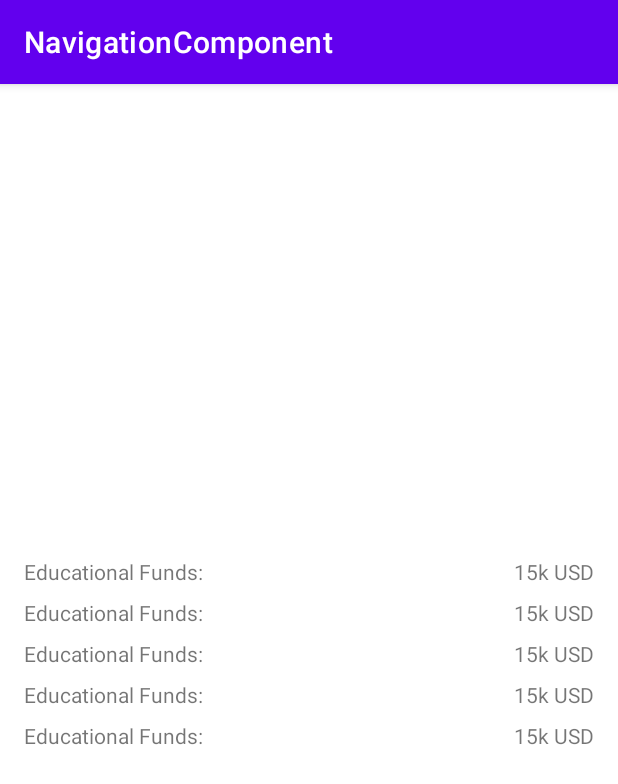
After one commit to rakibhasan1030-android-kotlin/AndroidJetPack_ArchitectureComponent_Navigation, an Android app: the fragment ViewTransactionFragment shown on its own in the app's theme, on a phone screen of 412 x 824 dp. The commit adds this screen. Shown: the top 784 px of the screen. Run offline under Robolectric (Android 15) with nearby library versions, the phone set to English and light mode, and no system bars.

Commit message:
all pages added!

```diff
--- a/app/build.gradle
+++ b/app/build.gradle
@@ -41,6 +41,7 @@ dependencies {
     implementation 'androidx.appcompat:appcompat:1.4.1'
     implementation 'com.google.android.material:material:1.6.0'
     implementation 'androidx.constraintlayout:constraintlayout:2.1.3'
+    implementation 'androidx.legacy:legacy-support-v4:1.0.0'
     testImplementation 'junit:junit:4.13.2'
     androidTestImplementation 'androidx.test.ext:junit:1.1.3'
     androidTestImplementation 'androidx.test.espresso:espresso-core:3.4.0'
--- a/app/src/main/AndroidManifest.xml
+++ b/app/src/main/AndroidManifest.xml
@@ -10,7 +10,7 @@
         android:supportsRtl="true"
         android:theme="@style/Theme.NavigationComponent">
         <activity
-            android:name=".MainActivity"
+            android:name=".views.activity.MainActivity"
             android:exported="true">
             <intent-filter>
                 <action android:name="android.intent.action.MAIN" />
--- a/app/src/main/java/rakib/hasan/navigationcomponent/MainActivity.kt
+++ b/app/src/main/java/rakib/hasan/navigationcomponent/views/activity/MainActivity.kt
@@ -1,7 +1,8 @@
-package rakib.hasan.navigationcomponent
+package rakib.hasan.navigationcomponent.views.activity
 
 import androidx.appcompat.app.AppCompatActivity
 import android.os.Bundle
+import rakib.hasan.navigationcomponent.R
 
 class MainActivity : AppCompatActivity() {
     override fun onCreate(savedInstanceState: Bundle?) {
--- /dev/null
+++ b/app/src/main/java/rakib/hasan/navigationcomponent/views/fragments/ViewTransactionFragment.kt
@@ -0,0 +1,10 @@
+package rakib.hasan.navigationcomponent.views.fragments
+
+import android.os.Bundle
+import androidx.fragment.app.Fragment
+import android.view.LayoutInflater
+import android.view.View
+import android.view.ViewGroup
+import rakib.hasan.navigationcomponent.R
+
+class ViewTransactionFragment : Fragment(R.layout.fragment_view_transaction)
--- a/app/src/main/res/layout/activity_main.xml
+++ b/app/src/main/res/layout/activity_main.xml
@@ -4,7 +4,7 @@
     xmlns:tools="http://schemas.android.com/tools"
     android:layout_width="match_parent"
     android:layout_height="match_parent"
-    tools:context=".MainActivity">
+    tools:context=".views.activity.MainActivity">
 
     <TextView
         android:layout_width="wrap_content"
--- /dev/null
+++ b/app/src/main/res/layout/fragment_view_transaction.xml
@@ -0,0 +1,146 @@
+<?xml version="1.0" encoding="utf-8"?>
+<LinearLayout xmlns:android="http://schemas.android.com/apk/res/android"
+    xmlns:app="http://schemas.android.com/apk/res-auto"
+    xmlns:tools="http://schemas.android.com/tools"
+    android:layout_width="match_parent"
+    android:layout_height="match_parent"
+    android:gravity="center"
+    android:orientation="vertical"
+    tools:context=".views.fragments.ViewTransactionFragment">
+
+    <androidx.constraintlayout.widget.ConstraintLayout
+        android:layout_width="match_parent"
+        android:layout_height="wrap_content"
+        android:layout_marginBottom="8dp">
+
+        <TextView
+            android:id="@+id/textView1"
+            android:layout_width="wrap_content"
+            android:layout_height="wrap_content"
+            android:layout_marginStart="16dp"
+            android:text="@string/educational_funds"
+            app:layout_constraintBottom_toBottomOf="parent"
+            app:layout_constraintStart_toStartOf="parent"
+            app:layout_constraintTop_toTopOf="parent"
+            app:layout_constraintVertical_bias="0.392" />
+
+        <TextView
+            android:layout_width="wrap_content"
+            android:layout_height="wrap_content"
+            android:layout_marginEnd="16dp"
+            android:text="@string/_15k_usd"
+            app:layout_constraintBottom_toBottomOf="parent"
+            app:layout_constraintEnd_toEndOf="parent"
+            app:layout_constraintTop_toTopOf="parent" />
+
+    </androidx.constraintlayout.widget.ConstraintLayout>
+
+    <androidx.constraintlayout.widget.ConstraintLayout
+        android:layout_width="match_parent"
+        android:layout_height="wrap_content"
+        android:layout_marginBottom="8dp">
+
+        <TextView
+            android:id="@+id/textView2"
+            android:layout_width="wrap_content"
+            android:layout_height="wrap_content"
+            android:layout_marginStart="16dp"
+            android:text="@string/educational_funds"
+            app:layout_constraintBottom_toBottomOf="parent"
+            app:layout_constraintStart_toStartOf="parent"
+            app:layout_constraintTop_toTopOf="parent"
+            app:layout_constraintVertical_bias="0.392" />
+
+        <TextView
+            android:layout_width="wrap_content"
+            android:layout_height="wrap_content"
+            android:layout_marginEnd="16dp"
+            android:text="@string/_15k_usd"
+            app:layout_constraintBottom_toBottomOf="parent"
+            app:layout_constraintEnd_toEndOf="parent"
+            app:layout_constraintTop_toTopOf="parent" />
+
+    </androidx.constraintlayout.widget.ConstraintLayout>
+
+    <androidx.constraintlayout.widget.ConstraintLayout
+        android:layout_width="match_parent"
+        android:layout_height="wrap_content"
+        android:layout_marginBottom="8dp">
+
+        <TextView
+            android:id="@+id/textView3"
+            android:layout_width="wrap_content"
+            android:layout_height="wrap_content"
+            android:layout_marginStart="16dp"
+            android:text="@string/educational_funds"
+            app:layout_constraintBottom_toBottomOf="parent"
+            app:layout_constraintStart_toStartOf="parent"
+            app:layout_constraintTop_toTopOf="parent"
+            app:layout_constraintVertical_bias="0.392" />
+
+        <TextView
+            android:layout_width="wrap_content"
+            android:layout_height="wrap_content"
+            android:layout_marginEnd="16dp"
+            android:text="@string/_15k_usd"
+            app:layout_constraintBottom_toBottomOf="parent"
+            app:layout_constraintEnd_toEndOf="parent"
+            app:layout_constraintTop_toTopOf="parent" />
+
+    </androidx.constraintlayout.widget.ConstraintLayout>
+
+    <androidx.constraintlayout.widget.ConstraintLayout
+        android:layout_width="match_parent"
+        android:layout_height="wrap_content"
+        android:layout_marginBottom="8dp">
+
+        <TextView
+            android:id="@+id/textView4"
+            android:layout_width="wrap_content"
+            android:layout_height="wrap_content"
+            android:layout_marginStart="16dp"
+            android:text="@string/educational_funds"
+            app:layout_constraintBottom_toBottomOf="parent"
+            app:layout_constraintStart_toStartOf="parent"
+            app:layout_constraintTop_toTopOf="parent"
+            app:layout_constraintVertical_bias="0.392" />
+
+        <TextView
+            android:layout_width="wrap_content"
+            android:layout_height="wrap_content"
+            android:layout_marginEnd="16dp"
+            android:text="@string/_15k_usd"
+            app:layout_constraintBottom_toBottomOf="parent"
+            app:layout_constraintEnd_toEndOf="parent"
+            app:layout_constraintTop_toTopOf="parent" />
+
+    </androidx.constraintlayout.widget.ConstraintLayout>
+
+    <androidx.constraintlayout.widget.ConstraintLayout
+        android:layout_width="match_parent"
+        android:layout_height="wrap_content"
+        android:layout_marginBottom="8dp">
+
+        <TextView
+            android:id="@+id/textView5"
+            android:layout_width="wrap_content"
+            android:layout_height="wrap_content"
+            android:layout_marginStart="16dp"
+            android:text="@string/educational_funds"
+            app:layout_constraintBottom_toBottomOf="parent"
+            app:layout_constraintStart_toStartOf="parent"
+            app:layout_constraintTop_toTopOf="parent"
+            app:layout_constraintVertical_bias="0.392" />
+
+        <TextView
+            android:layout_width="wrap_content"
+            android:layout_height="wrap_content"
+            android:layout_marginEnd="16dp"
+            android:text="@string/_15k_usd"
+            app:layout_constraintBottom_toBottomOf="parent"
+            app:layout_constraintEnd_toEndOf="parent"
+            app:layout_constraintTop_toTopOf="parent" />
+
+    </androidx.constraintlayout.widget.ConstraintLayout>
+
+</LinearLayout>
```
Also changed, not shown: app/src/main/java/rakib/hasan/navigationcomponent/views/fragments/ChooseReceiverFragment.kt (added, +10 -0 lines), app/src/main/java/rakib/hasan/navigationcomponent/views/fragments/HomeFragment.kt (added, +10 -0 lines), app/src/main/java/rakib/hasan/navigationcomponent/views/fragments/ViewBalanceFragment.kt (added, +10 -0 lines), app/src/main/res/layout/fragment_choose_receiver.xml (added, +43 -0 lines), app/src/main/res/layout/fragment_home.xml (added, +50 -0 lines), app/src/main/res/layout/fragment_view_balance.xml (added, +16 -0 lines), app/src/main/res/navigation/main_nav_graph.xml (added, +28 -0 lines), app/src/main/res/values/strings.xml (+12 -0 lines).
